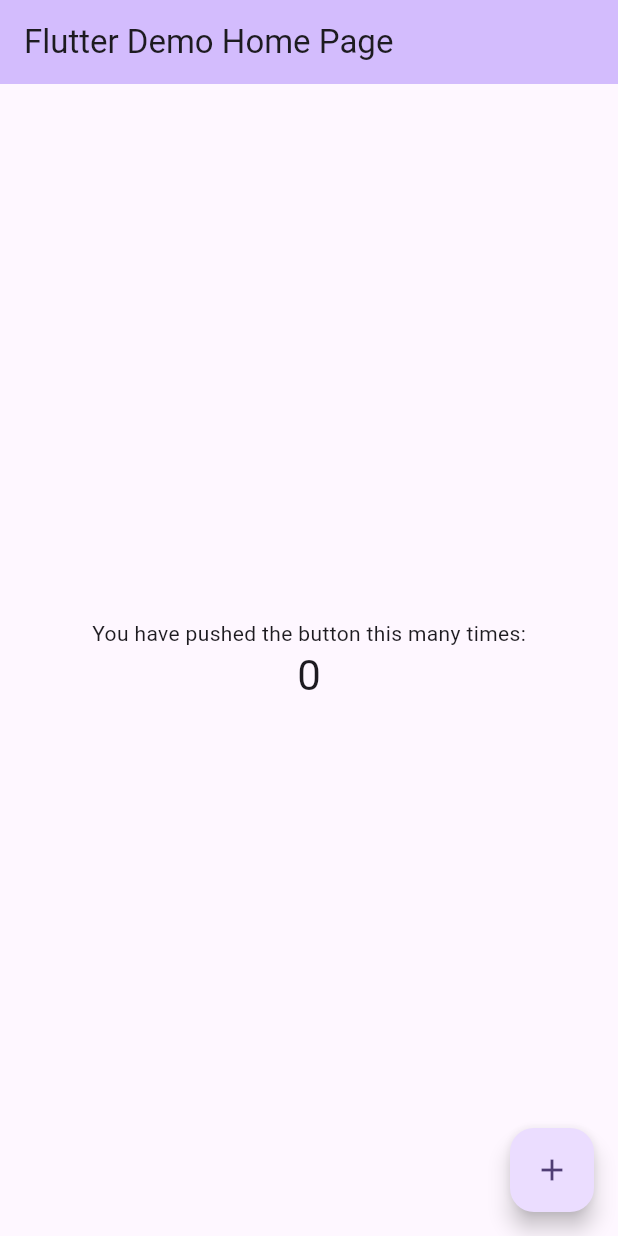
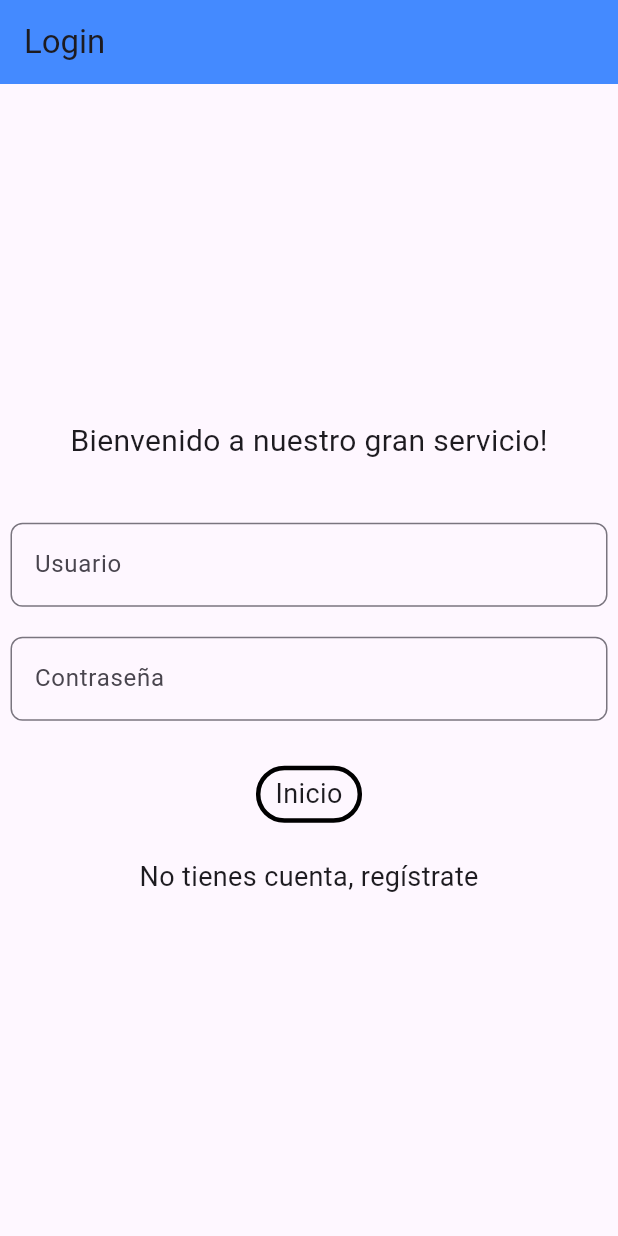
Before and after one commit to carlosparra1998/taller-flutter-29-mayo-front-UI-SKELETON, a Flutter app: the screen it shows after launch, on a phone screen of 412 x 824 dp. Run offline on Flutter 3.47's test engine with Material 3 defaults, Android fonts, the phone set to English and light mode, and no system bars.

Commit message:
first app building

```diff
--- /dev/null
+++ b/lib/app/app.dart
@@ -0,0 +1,18 @@
+import 'package:flutter/material.dart';
+
+import 'view/login/login_view.dart';
+
+class MyApp extends StatelessWidget {
+  const MyApp({super.key});
+  @override
+  Widget build(BuildContext context) {
+    return MaterialApp(
+      title: 'Flutter Demo',
+      theme: ThemeData(
+        colorScheme: ColorScheme.fromSeed(seedColor: Colors.deepPurple),
+        useMaterial3: true,
+      ),
+      home: const LoginView(),
+    );
+  }
+}
--- /dev/null
+++ b/lib/app/reutilizables/my_button.dart
@@ -0,0 +1,25 @@
+import 'package:flutter/material.dart';
+
+class MyButton extends StatelessWidget {
+  final String? label;
+  final Function? onPressed;
+  final bool containsBorder;
+  const MyButton({super.key, this.label, this.onPressed, this.containsBorder= true});
+
+  @override
+  Widget build(BuildContext context) {
+    return GestureDetector(
+      onTap: () => onPressed?.call(),
+      child: Container(
+        decoration: BoxDecoration(
+          borderRadius: containsBorder ? BorderRadius.circular(20) : null,
+          border: containsBorder ? Border.all(color: Colors.black, width: 3) : null,
+        ),
+        child: Padding(
+          padding: const EdgeInsets.symmetric(vertical: 3, horizontal: 10),
+          child: Text(label ?? '', style: TextStyle(fontSize: 18),),
+        ),
+      ),
+    );
+  }
+}
--- /dev/null
+++ b/lib/app/reutilizables/my_text_field.dart
@@ -0,0 +1,20 @@
+import 'package:flutter/material.dart';
+
+class MyTextField extends StatelessWidget {
+  final String? labelText;
+  final TextEditingController? controller;
+  const MyTextField({super.key, this.labelText, this.controller});
+
+  @override
+  Widget build(BuildContext context) {
+    return TextField(
+      controller: controller,
+      decoration: InputDecoration(
+        labelText: labelText,
+        border: const OutlineInputBorder(
+          borderRadius: BorderRadius.all(Radius.circular(8.0)),
+        ),
+      ),
+    );
+  }
+}
--- /dev/null
+++ b/lib/app/view/login/login_view.dart
@@ -0,0 +1,63 @@
+import 'package:flutter/material.dart';
+import 'package:taller_29_mayo_front/app/reutilizables/my_button.dart';
+import 'package:taller_29_mayo_front/app/reutilizables/my_text_field.dart';
+import 'package:taller_29_mayo_front/app/view/home/home_view.dart';
+import 'package:taller_29_mayo_front/app/view/register/register_view.dart';
+
+class LoginView extends StatefulWidget {
+  const LoginView({super.key});
+
+  @override
+  State<LoginView> createState() => _LoginViewState();
+}
+
+class _LoginViewState extends State<LoginView> {
+  @override
+  Widget build(BuildContext context) {
+    return Scaffold(
+      resizeToAvoidBottomInset: true,
+      appBar: AppBar(
+        backgroundColor: Colors.blueAccent,
+        title: Text('Login'),
+      ),
+      body: Padding(
+        padding: const EdgeInsets.symmetric(horizontal: 7.0),
+        child: Center(
+          child: Column(
+            mainAxisAlignment: MainAxisAlignment.center,
+            children: <Widget>[
+              Text(
+                'Bienvenido a nuestro gran servicio!',
+                style: TextStyle(fontSize: 20),
+              ),
+              SizedBox(height: 40),
+              MyTextField(labelText: 'Usuario'),
+              SizedBox(height: 20),
+              MyTextField(labelText: 'Contraseña'),
+              SizedBox(height: 30),
+              MyButton(
+                label: 'Inicio',
+                onPressed: () {
+                  Navigator.of(context).pushAndRemoveUntil(
+                      MaterialPageRoute(builder: (context) => HomeView()),
+                      (Route<dynamic> route) => false);
+                },
+              ),
+              SizedBox(height: 20),
+              MyButton(
+                label: 'No tienes cuenta, regístrate',
+                containsBorder: false,
+                onPressed: () {
+                  Navigator.of(context).push(
+                    MaterialPageRoute(
+                        builder: (context) => const RegisterView()),
+                  );
+                },
+              ),
+            ],
+          ),
+        ),
+      ),
+    );
+  }
+}
--- a/lib/main.dart
+++ b/lib/main.dart
@@ -1,125 +1,7 @@
 import 'package:flutter/material.dart';
+
+import 'app/app.dart';
 
 void main() {
   runApp(const MyApp());
 }
-
-class MyApp extends StatelessWidget {
-  const MyApp({super.key});
-
-  // This widget is the root of your application.
-  @override
-  Widget build(BuildContext context) {
-    return MaterialApp(
-      title: 'Flutter Demo',
-      theme: ThemeData(
-        // This is the theme of your application.
-        //
-        // TRY THIS: Try running your application with "flutter run". You'll see
-        // the application has a blue toolbar. Then, without quitting the app,
-        // try changing the seedColor in the colorScheme below to Colors.green
-        // and then invoke "hot reload" (save your changes or press the "hot
-        // reload" button in a Flutter-supported IDE, or press "r" if you used
-        // the command line to start the app).
-        //
-        // Notice that the counter didn't reset back to zero; the application
-        // state is not lost during the reload. To reset the state, use hot
-        // restart instead.
-        //
-        // This works for code too, not just values: Most code changes can be
-        // tested with just a hot reload.
-        colorScheme: ColorScheme.fromSeed(seedColor: Colors.deepPurple),
-        useMaterial3: true,
-      ),
-      home: const MyHomePage(title: 'Flutter Demo Home Page'),
-    );
-  }
-}
-
-class MyHomePage extends StatefulWidget {
-  const MyHomePage({super.key, required this.title});
-
-  // This widget is the home page of your application. It is stateful, meaning
-  // that it has a State object (defined below) that contains fields that affect
-  // how it looks.
-
-  // This class is the configuration for the state. It holds the values (in this
-  // case the title) provided by the parent (in this case the App widget) and
-  // used by the build method of the State. Fields in a Widget subclass are
-  // always marked "final".
-
-  final String title;
-
-  @override
-  State<MyHomePage> createState() => _MyHomePageState();
-}
-
-class _MyHomePageState extends State<MyHomePage> {
-  int _counter = 0;
-
-  void _incrementCounter() {
-    setState(() {
-      // This call to setState tells the Flutter framework that something has
-      // changed in this State, which causes it to rerun the build method below
-      // so that the display can reflect the updated values. If we changed
-      // _counter without calling setState(), then the build method would not be
-      // called again, and so nothing would appear to happen.
-      _counter++;
-    });
-  }
-
-  @override
-  Widget build(BuildContext context) {
-    // This method is rerun every time setState is called, for instance as done
-    // by the _incrementCounter method above.
-    //
-    // The Flutter framework has been optimized to make rerunning build methods
-    // fast, so that you can just rebuild anything that needs updating rather
-    // than having to individually change instances of widgets.
-    return Scaffold(
-      appBar: AppBar(
-        // TRY THIS: Try changing the color here to a specific color (to
-        // Colors.amber, perhaps?) and trigger a hot reload to see the AppBar
-        // change color while the other colors stay the same.
-        backgroundColor: Theme.of(context).colorScheme.inversePrimary,
-        // Here we take the value from the MyHomePage object that was created by
-        // the App.build method, and use it to set our appbar title.
-        title: Text(widget.title),
-      ),
-      body: Center(
-        // Center is a layout widget. It takes a single child and positions it
-        // in the middle of the parent.
-        child: Column(
-          // Column is also a layout widget. It takes a list of children and
-          // arranges them vertically. By default, it sizes itself to fit its
-          // children horizontally, and tries to be as tall as its parent.
-          //
-          // Column has various properties to control how it sizes itself and
-          // how it positions its children. Here we use mainAxisAlignment to
-          // center the children vertically; the main axis here is the vertical
-          // axis because Columns are vertical (the cross axis would be
-          // horizontal).
-          //
-          // TRY THIS: Invoke "debug painting" (choose the "Toggle Debug Paint"
-          // action in the IDE, or press "p" in the console), to see the
-          // wireframe for each widget.
-          mainAxisAlignment: MainAxisAlignment.center,
-          children: <Widget>[
-            const Text(
-              'You have pushed the button this many times:',
-            ),
-            Text(
-              '$_counter',
-              style: Theme.of(context).textTheme.headlineMedium,
-            ),
-          ],
-        ),
-      ),
-      floatingActionButton: FloatingActionButton(
-        onPressed: _incrementCounter,
-        tooltip: 'Increment',
-        child: const Icon(Icons.add),
-      ), // This trailing comma makes auto-formatting nicer for build methods.
-    );
-  }
-}
```
Also changed, not shown: lib/app/view/home/home_view.dart (added, +34 -0 lines), lib/app/view/login/login_controller.dart (added, +8 -0 lines), lib/app/view/register/register_view.dart (added, +42 -0 lines), 1 other file.
